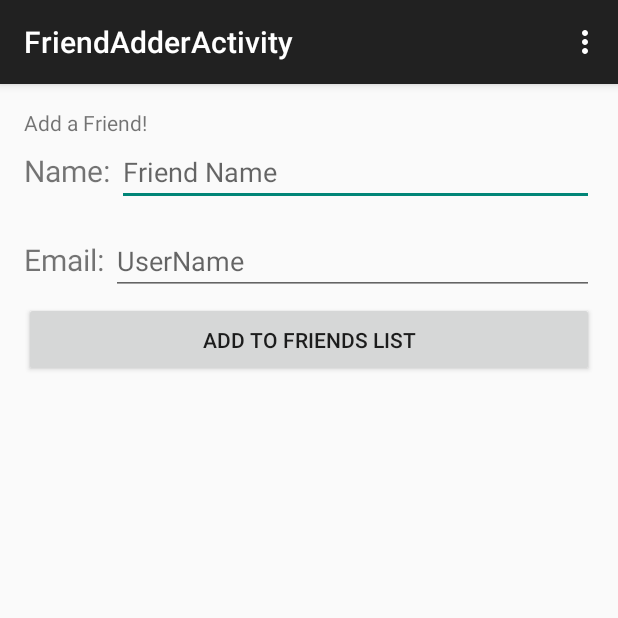
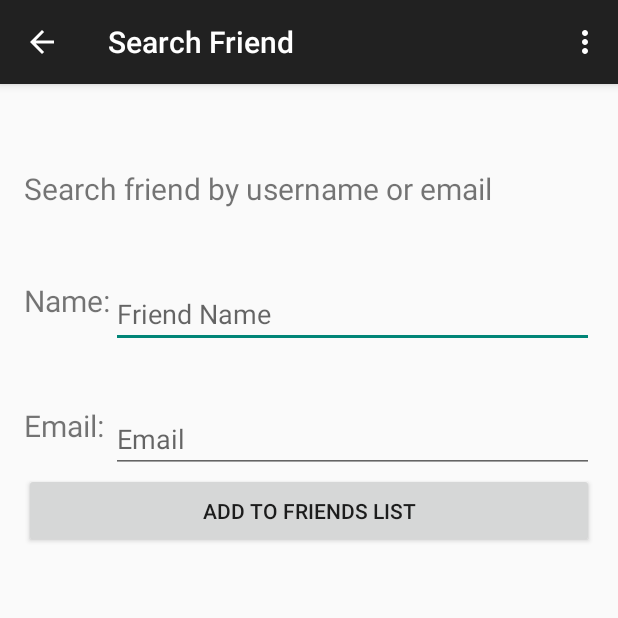
Before and after one commit to as005448/2340project, an Android app: the FriendAdderActivity screen opened directly, with no data from a screen before it, on a phone screen of 412 x 824 dp, the top half of it. Run offline under Robolectric (Android 15) with nearby library versions, the phone set to English and light mode, and no system bars.

Commit message:
Merge remote-tracking branch 'origin/master'
Conflicts:
	.idea/misc.xml

```diff
--- a/app/src/main/java/com/example/user/binarybeast/FriendAdderActivity.java
+++ b/app/src/main/java/com/example/user/binarybeast/FriendAdderActivity.java
@@ -16,6 +16,7 @@ public class FriendAdderActivity extends ActionBarActivity {
     protected void onCreate(Bundle savedInstanceState) {
         super.onCreate(savedInstanceState);
         setContentView(R.layout.activity_friend_adder);
+        getSupportActionBar().setDisplayHomeAsUpEnabled(true);
     }
 
 
@@ -23,7 +24,7 @@ public class FriendAdderActivity extends ActionBarActivity {
     public boolean onCreateOptionsMenu(Menu menu) {
         // Inflate the menu; this adds items to the action bar if it is present.
         getMenuInflater().inflate(R.menu.menu_friend_adder, menu);
-        return true;
+        return super.onCreateOptionsMenu(menu);
     }
 
     @Override
--- a/app/src/main/java/com/example/user/binarybeast/HubActivity.java
+++ b/app/src/main/java/com/example/user/binarybeast/HubActivity.java
@@ -80,8 +80,8 @@ public class HubActivity extends ActionBarActivity implements ActionBar.TabListe
                             .setText(mSectionsPagerAdapter.getPageTitle(i))
                             .setTabListener(this));
         }
+
     }
-
 
     @Override
     public boolean onCreateOptionsMenu(Menu menu) {
--- a/app/src/main/java/com/example/user/binarybeast/Registration.java
+++ b/app/src/main/java/com/example/user/binarybeast/Registration.java
@@ -2,16 +2,14 @@ package com.example.user.binarybeast;
 
 import android.app.Activity;
 import android.content.Intent;
-import android.support.v7.app.ActionBarActivity;
 import android.os.Bundle;
 import android.view.Menu;
 import android.view.MenuItem;
 import android.view.View;
 import android.widget.EditText;
 import android.widget.Toast;
-import android.content.Context;
 
-import java.util.HashMap;
+import com.example.user.binarybeast.model.UserData;
 
 
 public class Registration extends Activity {
--- a/app/src/main/java/com/example/user/binarybeast/login_activity.java
+++ b/app/src/main/java/com/example/user/binarybeast/login_activity.java
@@ -10,11 +10,14 @@ import android.view.View;
 import android.widget.EditText;
 import android.widget.Toast;
 
+import com.example.user.binarybeast.helper.Helper;
+import com.example.user.binarybeast.model.UserData;
+
 import java.util.HashMap;
 
 
 public class login_activity extends Activity {
-
+//    public static Helper helper = new Helper();
     @Override
     protected void onCreate(Bundle savedInstanceState) {
         super.onCreate(savedInstanceState);
--- a/app/src/main/java/com/example/user/binarybeast/Friend.java
+++ b/app/src/main/java/com/example/user/binarybeast/model/Friend.java
@@ -1,4 +1,4 @@
-package com.example.user.binarybeast;
+package com.example.user.binarybeast.model;
 
 /**
  * Created by marcus on 2/12/15.
--- a/app/src/main/res/layout/activity_friend_adder.xml
+++ b/app/src/main/res/layout/activity_friend_adder.xml
@@ -6,8 +6,14 @@
     android:paddingBottom="@dimen/activity_vertical_margin"
     tools:context="com.example.user.binarybeast.FriendAdderActivity">
 
-    <TextView android:text="Add a Friend!" android:layout_width="wrap_content"
-        android:layout_height="wrap_content" />
+    <TextView android:text="Search friend by username or email" android:layout_width="wrap_content"
+        android:layout_height="wrap_content"
+        android:id="@+id/textView"
+        android:textSize="20dp"
+        android:layout_alignParentTop="true"
+        android:layout_alignParentLeft="true"
+        android:layout_alignParentStart="true"
+        android:layout_marginTop="40dp" />
 
     <TextView
         android:layout_width="wrap_content"
@@ -15,17 +21,18 @@
         android:text="Name: "
         android:textSize="20dp"
         android:id="@+id/friendNameView"
-        android:layout_alignBaseline="@+id/r_friendName"
-        android:layout_alignBottom="@+id/r_friendName"
-        android:layout_alignParentLeft="true"
-        android:layout_alignParentStart="true" />
+        android:layout_marginTop="47dp"
+        android:layout_below="@+id/textView"
+        android:layout_alignRight="@+id/emailView"
+        android:layout_alignEnd="@+id/emailView" />
     <EditText
         android:layout_width="match_parent"
         android:layout_height="wrap_content"
         android:id="@+id/r_friendName"
         android:hint="Friend Name"
-        android:layout_marginTop="20dp"
-        android:layout_alignParentTop="true"
+        android:layout_alignTop="@+id/friendNameView"
+        android:layout_alignParentRight="true"
+        android:layout_alignParentEnd="true"
         android:layout_toRightOf="@+id/friendNameView"
         android:layout_toEndOf="@+id/friendNameView" />
     <TextView
@@ -34,28 +41,25 @@
         android:text="Email: "
         android:textSize="20dp"
         android:id="@+id/emailView"
-        android:layout_below="@+id/friendNameView"
-        android:layout_alignBaseline="@+id/r_friendEmail"
-        android:layout_alignBottom="@+id/r_friendEmail"
+        android:layout_below="@+id/r_friendName"
         android:layout_alignParentLeft="true"
-        />
+        android:layout_alignParentStart="true"
+        android:layout_marginTop="38dp" />
     <EditText
         android:layout_width="match_parent"
         android:layout_height="wrap_content"
         android:id="@+id/r_friendEmail"
-        android:hint="UserName"
-        android:layout_marginTop="79dp"
-        android:layout_alignParentTop="true"
-        android:layout_below="@id/r_friendName"
-        android:layout_toRightOf="@+id/emailView"
-        android:layout_toEndOf="@+id/emailView" />
+        android:hint="Email"
+        android:layout_alignTop="@+id/emailView"
+        android:layout_toRightOf="@+id/friendNameView"
+        android:layout_toEndOf="@+id/friendNameView" />
 
     <Button
         android:layout_width="match_parent"
         android:layout_height="50dp"
-        android:layout_marginTop="129dp"
         android:text="Add To Friends List"
         android:onClick="makeNewFriend"
-        />
+        android:layout_below="@+id/r_friendEmail"
+        android:layout_alignParentLeft="true" />
 
 </RelativeLayout>
--- a/app/src/main/res/values/strings.xml
+++ b/app/src/main/res/values/strings.xml
@@ -7,7 +7,7 @@
     <string name="title_activity_login_activity">login_activity</string>
     <string name="title_activity_home_page">HomePage</string>
     <string name="title_activity_registration">Registration</string>
-    <string name="title_activity_hub">HubActivity</string>
+    <string name="title_activity_hub">Shop with Friends</string>
     <string name="title_section1">Section 1</string>
     <string name="title_section2">Section 2</string>
     <string name="title_section3">Section 3</string>
```
Also changed, not shown: app/src/main/AndroidManifest.xml (+9 -12 lines), app/src/main/java/com/example/user/binarybeast/MainActivity.java (+2 -5 lines), app/src/main/java/com/example/user/binarybeast/UserDBHandler.java (deleted, +0 -152 lines), app/src/main/java/com/example/user/binarybeast/helper/Helper.java (added, +22 -0 lines), app/src/main/java/com/example/user/binarybeast/helper/UserDBHandler.java (added, +298 -0 lines), app/src/main/java/com/example/user/binarybeast/model/FriendTable.java (added, +50 -0 lines), app/src/main/java/com/example/user/binarybeast/model/UserData.java (renamed from app/src/main/java/com/example/user/binarybeast/UserData.java, +57 -6 lines).
